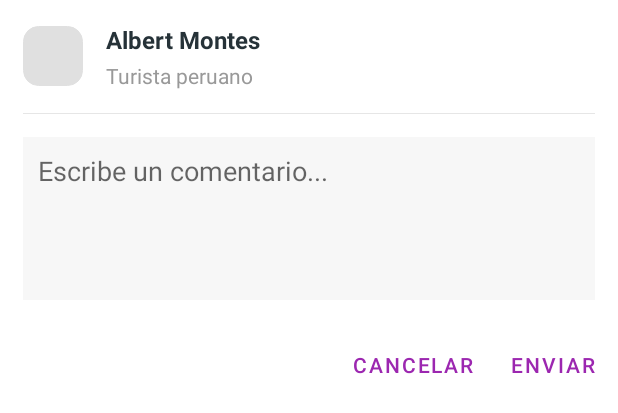
After one commit to nicolasrodf/Proyecto-Grupo-3-AC, an Android app: the layout dialog_add_review.xml on its own in the app's theme, with its tools: preview values and no code run, on a phone screen of 412 x 824 dp. The commit adds this screen. Shown: the top 413 px of the screen. Run offline under Robolectric (Android 15) with nearby library versions, the phone set to English and light mode, and no system bars.

Commit message:
read and save comments real time database (Flow, callbacFlow, either)

```diff
--- a/feature_places/data/src/main/java/com/app/data/CommentsRepository.kt
+++ b/feature_places/data/src/main/java/com/app/data/CommentsRepository.kt
@@ -10,5 +10,9 @@ import javax.inject.Inject
 class CommentsRepository @Inject constructor(
     private val commentFirebaseRemoteDataSource: CommentFirebaseRemoteDataSource
 ) {
-    suspend fun getCommentsOfPlace(idPlace: Int): Either<Error,Flow<List<Comment>>> = commentFirebaseRemoteDataSource.getCommentOfPlace(idPlace)
+    suspend fun getCommentsOfPlace(idPlace: Int): Either<Error, Flow<List<Comment>>> =
+        commentFirebaseRemoteDataSource.getCommentsOfPlace(idPlace)
+
+    fun saveCommentOfPlace(comment: Comment): Flow<Error?> =
+        commentFirebaseRemoteDataSource.saveCommentOfPlace(comment)
 }
--- a/feature_places/data/src/main/java/com/app/data/datasource/CommentFirebaseRemoteDataSource.kt
+++ b/feature_places/data/src/main/java/com/app/data/datasource/CommentFirebaseRemoteDataSource.kt
@@ -6,5 +6,6 @@ import com.app.domain.Error
 import kotlinx.coroutines.flow.Flow
 
 interface CommentFirebaseRemoteDataSource {
-    suspend fun getCommentOfPlace(idPlace:Int): Either<Error,Flow<List<Comment>>>
+    suspend fun getCommentsOfPlace(idPlace: Int): Either<Error, Flow<List<Comment>>>
+    fun saveCommentOfPlace(comment: Comment): Flow<Error?>
 }
--- a/feature_places/domain/src/main/java/com/app/domain/Comment.kt
+++ b/feature_places/domain/src/main/java/com/app/domain/Comment.kt
@@ -2,8 +2,8 @@ package com.app.domain
 
 data class Comment(
     val id: String,
-    val idPlace: Int,
-    val idUser: Int,
+    var idPlace: Int,
+    var idUser: Int,
     val timeRegister: String,
     val nameUser: String,
     val commentText: String
--- /dev/null
+++ b/feature_places/presentation/src/main/java/com/app/presentation/ui/detail/DetailPlaceState.kt
@@ -0,0 +1,4 @@
+package com.app.presentation.ui.detail
+
+class DetailPlaceState {
+}
--- a/feature_places/presentation/src/main/java/com/app/presentation/ui/listplaces/ListPlacesBindingAdapters.kt
+++ b/feature_places/presentation/src/main/java/com/app/presentation/ui/listplaces/ListPlacesBindingAdapters.kt
@@ -3,8 +3,10 @@ package com.app.presentation.ui.listplaces
 import android.widget.ImageView
 import androidx.databinding.BindingAdapter
 import androidx.recyclerview.widget.RecyclerView
+import com.app.domain.Comment
 import com.app.domain.Place
 import com.app.presentation.data.loadUrl
+import com.app.presentation.ui.detail.CommentsAdapter
 
 @BindingAdapter("items")
 fun RecyclerView.setItems(places: List<Place>?) {
--- /dev/null
+++ b/feature_places/presentation/src/main/res/layout/dialog_add_review.xml
@@ -0,0 +1,118 @@
+<?xml version="1.0" encoding="utf-8"?>
+<layout xmlns:android="http://schemas.android.com/apk/res/android"
+    xmlns:app="http://schemas.android.com/apk/res-auto">
+
+    <data>
+
+    </data>
+
+    <LinearLayout
+        android:layout_width="match_parent"
+        android:layout_height="wrap_content"
+        android:background="@color/white"
+        android:orientation="vertical">
+
+        <LinearLayout
+            android:layout_width="match_parent"
+            android:layout_height="wrap_content"
+            android:gravity="center_vertical"
+            android:orientation="horizontal"
+            android:padding="@dimen/spacing_large">
+
+            <ImageView
+                android:layout_width="@dimen/spacing_xmlarge"
+                android:layout_height="@dimen/spacing_xmlarge"
+                android:src="@drawable/background_no_image"
+                />
+
+            <View
+                android:layout_width="@dimen/spacing_large"
+                android:layout_height="0dp" />
+
+            <LinearLayout
+                android:layout_width="0dp"
+                android:layout_height="wrap_content"
+                android:layout_weight="1"
+                android:orientation="vertical">
+
+                <TextView
+                    android:layout_width="match_parent"
+                    android:layout_height="wrap_content"
+                    android:gravity="center_vertical"
+                    android:text="Albert Montes"
+                    android:textAppearance="@style/TextAppearance.AppCompat.Subhead"
+                    android:textColor="@color/grey_90"
+                    android:textStyle="bold" />
+
+                <TextView
+                    android:layout_width="match_parent"
+                    android:layout_height="wrap_content"
+                    android:layout_marginTop="@dimen/spacing_small"
+                    android:gravity="center_vertical"
+                    android:text="Turista peruano"
+                    android:textAppearance="@style/TextAppearance.AppCompat.Small"
+                    android:textColor="@color/grey_40" />
+
+            </LinearLayout>
+
+        </LinearLayout>
+
+        <View
+            android:layout_width="match_parent"
+            android:layout_height="1px"
+            android:layout_marginLeft="@dimen/spacing_large"
+            android:layout_marginRight="@dimen/spacing_large"
+            android:background="@color/grey_10" />
+
+
+        <LinearLayout
+            android:layout_width="match_parent"
+            android:layout_height="0dp"
+            android:layout_weight="1"
+            android:padding="@dimen/spacing_large">
+
+            <EditText
+                android:id="@+id/postEditText"
+                android:layout_width="match_parent"
+                android:layout_height="match_parent"
+                android:background="@color/grey_3"
+                android:gravity="top"
+                android:hint="Escribe un comentario..."
+                android:lines="4"
+                android:padding="@dimen/spacing_middle" />
+
+        </LinearLayout>
+
+        <LinearLayout
+            android:layout_width="match_parent"
+            android:layout_height="?attr/actionBarSize"
+            android:gravity="center_vertical"
+            android:orientation="horizontal">
+
+            <View
+                android:layout_width="0dp"
+                android:layout_height="wrap_content"
+                android:layout_weight="1" />
+
+
+            <com.google.android.material.button.MaterialButton
+                android:id="@+id/bt_cancel"
+                style="@style/Widget.MaterialComponents.Button.TextButton"
+                android:layout_width="wrap_content"
+                android:layout_gravity="center"
+                android:layout_height="wrap_content"
+                android:gravity="center"
+                android:text="CANCELAR" />
+
+            <com.google.android.material.button.MaterialButton
+                android:id="@+id/bt_submit"
+                style="@style/Widget.MaterialComponents.Button.TextButton"
+                android:layout_width="wrap_content"
+                android:layout_gravity="center"
+                android:layout_height="wrap_content"
+                android:gravity="center"
+                android:text="ENVIAR" />
+        </LinearLayout>
+
+    </LinearLayout>
+</layout>
--- a/feature_places/presentation/src/main/res/values/strings.xml
+++ b/feature_places/presentation/src/main/res/values/strings.xml
@@ -6,4 +6,5 @@
     <string name="connectivity_error">Connectivity Error</string>
     <string name="server_error">\"Server Error: \"</string>
     <string name="unknown_error">\"Unknown Error: \"</string>
+    <string name="text_add_comment">Escribe un comentario</string>
 </resources>
```
Also changed, not shown: feature_places/presentation/src/main/java/com/app/presentation/data/firebase/CommentFirebaseServerDataSource.kt (+36 -15 lines), feature_places/presentation/src/main/java/com/app/presentation/data/firebase/RemoteComment.kt (+6 -6 lines), feature_places/presentation/src/main/java/com/app/presentation/ui/common/utils.kt (added, +49 -0 lines), feature_places/presentation/src/main/java/com/app/presentation/ui/detail/CommentsAdapter.kt (added, +32 -0 lines), feature_places/presentation/src/main/java/com/app/presentation/ui/detail/DetailPlaceFragment.kt (+13 -2 lines), feature_places/presentation/src/main/java/com/app/presentation/ui/detail/DetailViewModel.kt (+38 -14 lines), feature_places/presentation/src/main/java/com/app/presentation/ui/detail/ListCommentsBindigAdapter.kt (added, +12 -0 lines), feature_places/presentation/src/main/res/layout/fragment_detail_place.xml (+23 -5 lines), feature_places/presentation/src/main/res/layout/view_bcp_share_button.xml (added, +17 -0 lines), feature_places/presentation/src/main/res/layout/view_bcp_voucher.xml (added, +79 -0 lines), feature_places/presentation/src/main/res/layout/view_comment.xml (+17 -9 lines), feature_places/usecases/src/main/java/com/app/usecases/SaveCommentOfPlaceUseCase.kt (added, +12 -0 lines), uicomponent/src/main/res/drawable/ic_create.xml (added, +9 -0 lines).
